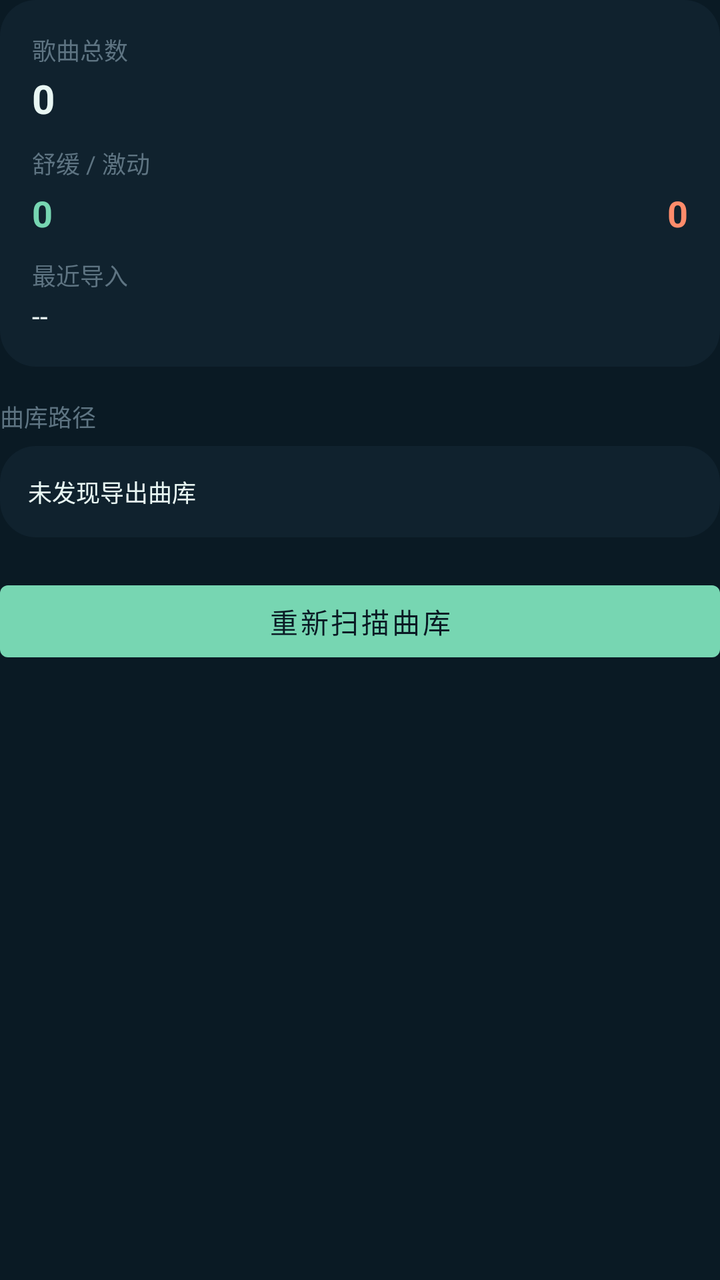
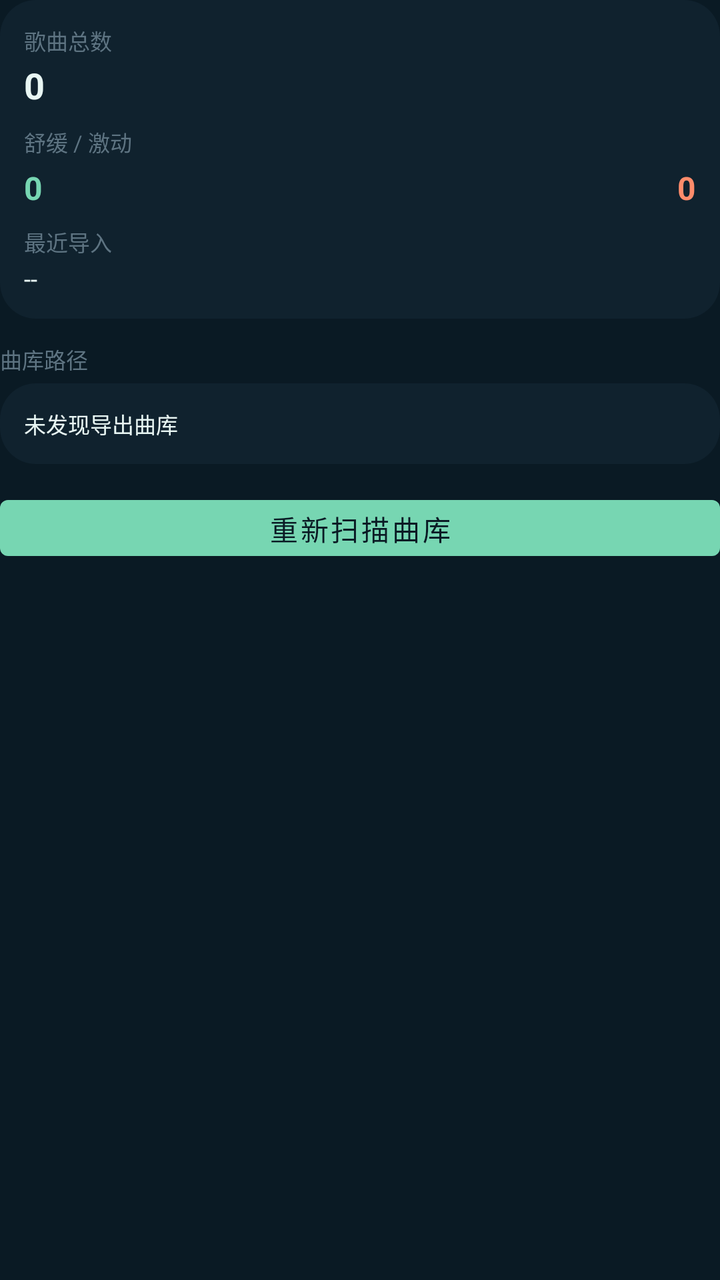

Two renders of the same Android screen: before a commit and after it. Below are the layout's source before the change and the commit's diff.
<!-- AndroidManifest.xml: application theme Theme.RunnerSmartPlayer -->
<!-- res/layout/fragment_library.xml -->
<?xml version="1.0" encoding="utf-8"?>
<ScrollView xmlns:android="http://schemas.android.com/apk/res/android"
    android:layout_width="match_parent"
    android:layout_height="match_parent">

    <LinearLayout
        android:layout_width="match_parent"
        android:layout_height="wrap_content"
        android:orientation="vertical">

        <LinearLayout
            android:layout_width="match_parent"
            android:layout_height="wrap_content"
            android:background="@drawable/player_panel_background"
            android:orientation="vertical"
            android:padding="16dp">

            <TextView
                android:layout_width="wrap_content"
                android:layout_height="wrap_content"
                android:text="@string/total_tracks"
                android:textColor="@color/slate"
                android:textSize="12sp" />

            <TextView
                android:id="@+id/totalTracksValue"
                android:layout_width="wrap_content"
                android:layout_height="wrap_content"
                android:layout_marginTop="2dp"
                android:text="0"
                android:textColor="@color/foam"
                android:textSize="20sp"
                android:textStyle="bold" />

            <TextView
                android:layout_width="wrap_content"
                android:layout_height="wrap_content"
                android:layout_marginTop="10dp"
                android:text="@string/calm_excited_count"
                android:textColor="@color/slate"
                android:textSize="12sp" />

            <LinearLayout
                android:layout_width="match_parent"
                android:layout_height="wrap_content"
                android:layout_marginTop="4dp"
                android:orientation="horizontal">

                <TextView
                    android:id="@+id/calmTracksValue"
                    android:layout_width="0dp"
                    android:layout_height="wrap_content"
                    android:layout_weight="1"
                    android:text="0"
                    android:textColor="@color/mint"
                    android:textSize="18sp"
                    android:textStyle="bold" />

                <TextView
                    android:id="@+id/excitedTracksValue"
                    android:layout_width="0dp"
                    android:layout_height="wrap_content"
                    android:layout_weight="1"
                    android:gravity="end"
                    android:text="0"
                    android:textColor="@color/salmon"
                    android:textSize="18sp"
                    android:textStyle="bold" />
            </LinearLayout>

            <TextView
                android:layout_width="wrap_content"
                android:layout_height="wrap_content"
                android:layout_marginTop="10dp"
                android:text="@string/last_import"
                android:textColor="@color/slate"
                android:textSize="12sp" />

            <TextView
                android:id="@+id/lastImportValue"
                android:layout_width="wrap_content"
                android:layout_height="wrap_content"
                android:layout_marginTop="2dp"
                android:text="--"
                android:textColor="@color/foam"
                android:textSize="14sp" />
        </LinearLayout>

        <TextView
            android:layout_width="wrap_content"
            android:layout_height="wrap_content"
            android:layout_marginTop="16dp"
            android:text="@string/library_path"
            android:textColor="@color/slate"
            android:textSize="12sp" />

        <TextView
            android:id="@+id/libraryPathValue"
            android:layout_width="match_parent"
            android:layout_height="wrap_content"
            android:layout_marginTop="6dp"
            android:background="@drawable/player_panel_background"
            android:padding="14dp"
            android:text="@string/no_export_found"
            android:textColor="@color/foam"
            android:textSize="12sp" />

        <com.google.android.material.button.MaterialButton
            android:id="@+id/rescanButton"
            style="@style/Widget.MaterialComponents.Button"
            android:layout_width="match_parent"
            android:layout_height="48dp"
            android:layout_marginTop="18dp"
            android:text="@string/rescan_library"
            android:textAllCaps="false" />
    </LinearLayout>
</ScrollView>
<!-- resources referenced by this layout -->
<resources>
  <color name="foam">#E8F6F3</color>
  <color name="mint">#77D6B2</color>
  <color name="salmon">#FF8C6B</color>
  <color name="slate">#5E7482</color>
  <!-- drawable player_panel_background (drawable) -->
  <shape xmlns:android="http://schemas.android.com/apk/res/android"
      android:shape="rectangle">
      <solid android:color="@color/surface" />
      <corners android:radius="18dp" />
  </shape>
  <string name="calm_excited_count">舒缓 / 激动</string>
  <string name="last_import">最近导入</string>
  <string name="library_path">曲库路径</string>
  <string name="no_export_found">未发现导出曲库</string>
  <string name="rescan_library">重新扫描曲库</string>
  <string name="total_tracks">歌曲总数</string>
  <style name="Theme.RunnerSmartPlayer" parent="Theme.MaterialComponents.DayNight.NoActionBar">
          <item name="colorPrimary">@color/mint</item>
          <item name="colorPrimaryVariant">@color/ocean</item>
          <item name="colorOnPrimary">@color/midnight</item>
          <item name="colorSecondary">@color/salmon</item>
          <item name="colorOnSecondary">@color/foam</item>
          <item name="android:statusBarColor">@color/midnight</item>
          <item name="android:navigationBarColor" tools:targetApi="o_mr1">@color/midnight</item>
          <item name="android:windowBackground">@color/midnight</item>
          <item name="android:textColorPrimary">@color/foam</item>
      </style>
  <color name="surface">#10222E</color>
  <color name="ocean">#12374B</color>
  <color name="midnight">#0A1A24</color>
</resources>

<!-- the commit's change to res/layout/fragment_library.xml (unified diff, before → after) -->
@@ -1,7 +1,8 @@
 <?xml version="1.0" encoding="utf-8"?>
 <ScrollView xmlns:android="http://schemas.android.com/apk/res/android"
     android:layout_width="match_parent"
-    android:layout_height="match_parent">
+    android:layout_height="match_parent"
+    android:overScrollMode="never">
 
     <LinearLayout
         android:layout_width="match_parent"
@@ -13,14 +14,14 @@
             android:layout_height="wrap_content"
             android:background="@drawable/player_panel_background"
             android:orientation="vertical"
-            android:padding="16dp">
+            android:padding="12dp">
 
             <TextView
                 android:layout_width="wrap_content"
                 android:layout_height="wrap_content"
                 android:text="@string/total_tracks"
                 android:textColor="@color/slate"
-                android:textSize="12sp" />
+                android:textSize="11sp" />
 
             <TextView
                 android:id="@+id/totalTracksValue"
@@ -29,16 +30,16 @@
                 android:layout_marginTop="2dp"
                 android:text="0"
                 android:textColor="@color/foam"
-                android:textSize="20sp"
+                android:textSize="18sp"
                 android:textStyle="bold" />
 
             <TextView
                 android:layout_width="wrap_content"
                 android:layout_height="wrap_content"
-                android:layout_marginTop="10dp"
+                android:layout_marginTop="8dp"
                 android:text="@string/calm_excited_count"
                 android:textColor="@color/slate"
-                android:textSize="12sp" />
+                android:textSize="11sp" />
 
             <LinearLayout
                 android:layout_width="match_parent"
@@ -53,7 +54,7 @@
                     android:layout_weight="1"
                     android:text="0"
                     android:textColor="@color/mint"
-                    android:textSize="18sp"
+                    android:textSize="16sp"
                     android:textStyle="bold" />
 
                 <TextView
@@ -64,17 +65,17 @@
                     android:gravity="end"
                     android:text="0"
                     android:textColor="@color/salmon"
-                    android:textSize="18sp"
+                    android:textSize="16sp"
                     android:textStyle="bold" />
             </LinearLayout>
 
             <TextView
                 android:layout_width="wrap_content"
                 android:layout_height="wrap_content"
-                android:layout_marginTop="10dp"
+                android:layout_marginTop="8dp"
                 android:text="@string/last_import"
                 android:textColor="@color/slate"
-                android:textSize="12sp" />
+                android:textSize="11sp" />
 
             <TextView
                 android:id="@+id/lastImportValue"
@@ -83,34 +84,34 @@
                 android:layout_marginTop="2dp"
                 android:text="--"
                 android:textColor="@color/foam"
-                android:textSize="14sp" />
+                android:textSize="12sp" />
         </LinearLayout>
 
         <TextView
             android:layout_width="wrap_content"
             android:layout_height="wrap_content"
-            android:layout_marginTop="16dp"
+            android:layout_marginTop="12dp"
             android:text="@string/library_path"
             android:textColor="@color/slate"
-            android:textSize="12sp" />
+            android:textSize="11sp" />
 
         <TextView
             android:id="@+id/libraryPathValue"
             android:layout_width="match_parent"
             android:layout_height="wrap_content"
-            android:layout_marginTop="6dp"
+            android:layout_marginTop="4dp"
             android:background="@drawable/player_panel_background"
-            android:padding="14dp"
+            android:padding="12dp"
             android:text="@string/no_export_found"
             android:textColor="@color/foam"
-            android:textSize="12sp" />
+            android:textSize="11sp" />
 
         <com.google.android.material.button.MaterialButton
             android:id="@+id/rescanButton"
             style="@style/Widget.MaterialComponents.Button"
             android:layout_width="match_parent"
-            android:layout_height="48dp"
-            android:layout_marginTop="18dp"
+            android:layout_height="40dp"
+            android:layout_marginTop="12dp"
             android:text="@string/rescan_library"
             android:textAllCaps="false" />
     </LinearLayout>
